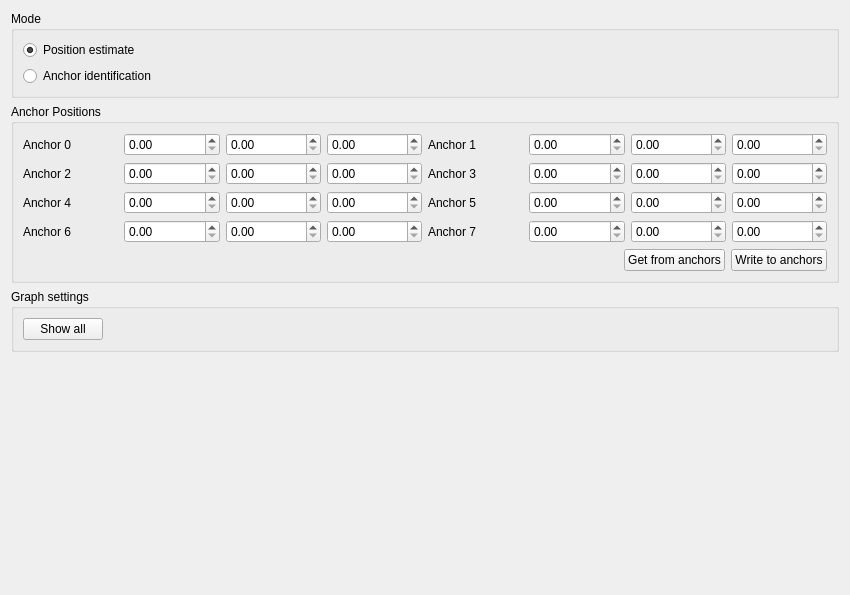
This is src/cfclient/ui/tabs/locopositioning_tab.ui in bitcraze/crazyflie-clients-python as Qt 5 draws it before an edit. The edited form follows.
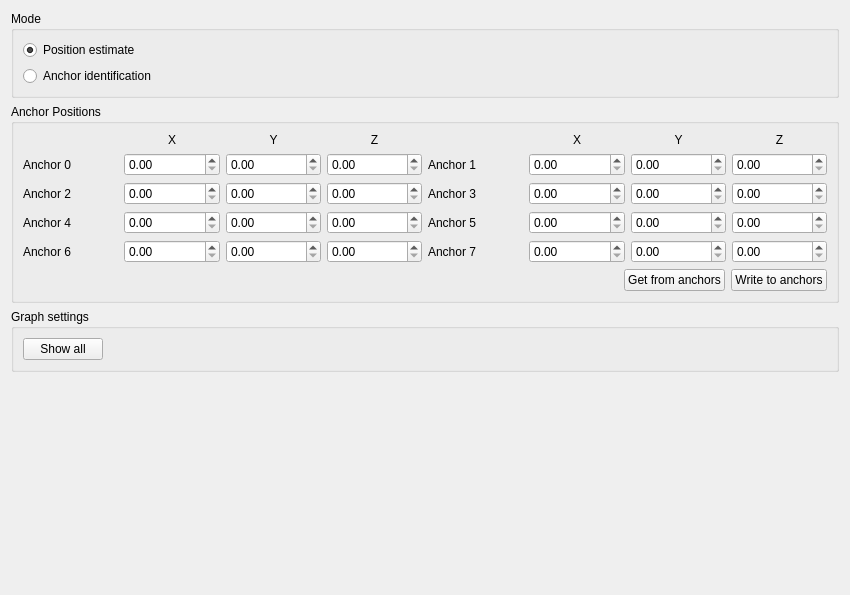
This is the edited form.

Commit message: Added labels for X/Y/Z when setting anchor pos on LPS tab (Closes #305)

The edit to the form file:
```diff
--- a/src/cfclient/ui/tabs/locopositioning_tab.ui
+++ b/src/cfclient/ui/tabs/locopositioning_tab.ui
@@ -73,40 +73,108 @@
             <item>
              <layout class="QHBoxLayout" name="block_a0">
               <item>
+               <layout class="QGridLayout" name="gridLayout_4">
+                <item row="1" column="0">
                <widget class="QLabel" name="labela0">
                 <property name="text">
                  <string>Anchor 0</string>
                 </property>
                </widget>
               </item>
-              <item>
-               <widget class="QDoubleSpinBox" name="spin_a0x"/>
-              </item>
-              <item>
+                <item row="1" column="2">
                <widget class="QDoubleSpinBox" name="spin_a0y"/>
               </item>
-              <item>
+                <item row="1" column="3">
                <widget class="QDoubleSpinBox" name="spin_a0z"/>
               </item>
+                <item row="1" column="1">
+                 <widget class="QDoubleSpinBox" name="spin_a0x"/>
+                </item>
+                <item row="0" column="1">
+                 <widget class="QLabel" name="label">
+                  <property name="text">
+                   <string>X</string>
+                  </property>
+                  <property name="alignment">
+                   <set>Qt::AlignCenter</set>
+                  </property>
+                 </widget>
+                </item>
+                <item row="0" column="2">
+                 <widget class="QLabel" name="label_2">
+                  <property name="text">
+                   <string>Y</string>
+                  </property>
+                  <property name="alignment">
+                   <set>Qt::AlignCenter</set>
+                  </property>
+                 </widget>
+                </item>
+                <item row="0" column="3">
+                 <widget class="QLabel" name="label_3">
+                  <property name="text">
+                   <string>Z</string>
+                  </property>
+                  <property name="alignment">
+                   <set>Qt::AlignCenter</set>
+                  </property>
+                 </widget>
+                </item>
+               </layout>
+              </item>
              </layout>
             </item>
             <item>
              <layout class="QHBoxLayout" name="block_a1">
               <item>
+               <layout class="QGridLayout" name="gridLayout_5">
+                <item row="1" column="2">
+                 <widget class="QDoubleSpinBox" name="spin_a1y"/>
+                </item>
+                <item row="1" column="0">
                <widget class="QLabel" name="labela1">
                 <property name="text">
                  <string>Anchor 1</string>
                 </property>
                </widget>
               </item>
-              <item>
+                <item row="1" column="1">
                <widget class="QDoubleSpinBox" name="spin_a1x"/>
               </item>
-              <item>
-               <widget class="QDoubleSpinBox" name="spin_a1y"/>
-              </item>
-              <item>
+                <item row="1" column="3">
                <widget class="QDoubleSpinBox" name="spin_a1z"/>
+                </item>
+                <item row="0" column="1">
+                 <widget class="QLabel" name="label_4">
+                  <property name="text">
+                   <string>X</string>
+                  </property>
+                  <property name="alignment">
+                   <set>Qt::AlignCenter</set>
+                  </property>
+                 </widget>
+                </item>
+                <item row="0" column="2">
+                 <widget class="QLabel" name="label_5">
+                  <property name="text">
+                   <string>Y</string>
+                  </property>
+                  <property name="alignment">
+                   <set>Qt::AlignCenter</set>
+                  </property>
+                 </widget>
+                </item>
+                <item row="0" column="3">
+                 <widget class="QLabel" name="label_6">
+                  <property name="text">
+                   <string>Z</string>
+                  </property>
+                  <property name="alignment">
+                   <set>Qt::AlignCenter</set>
+                  </property>
+                 </widget>
+                </item>
+               </layout>
               </item>
              </layout>
             </item>
```
Lines whose indentation alone changed are shown as unchanged.
